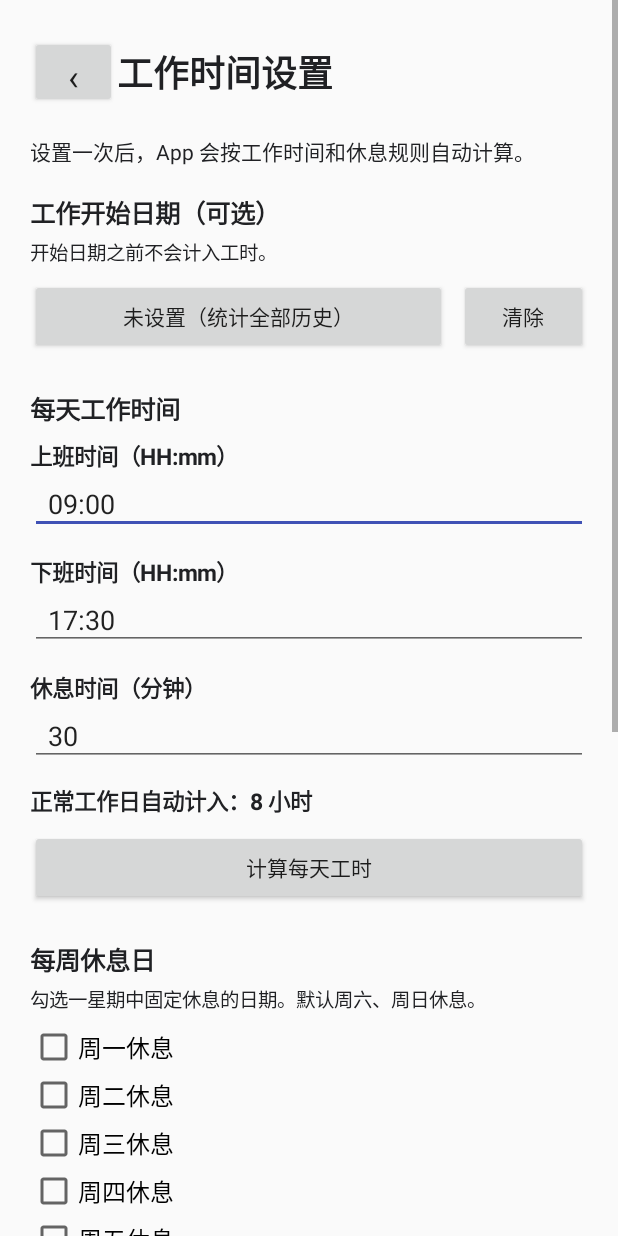
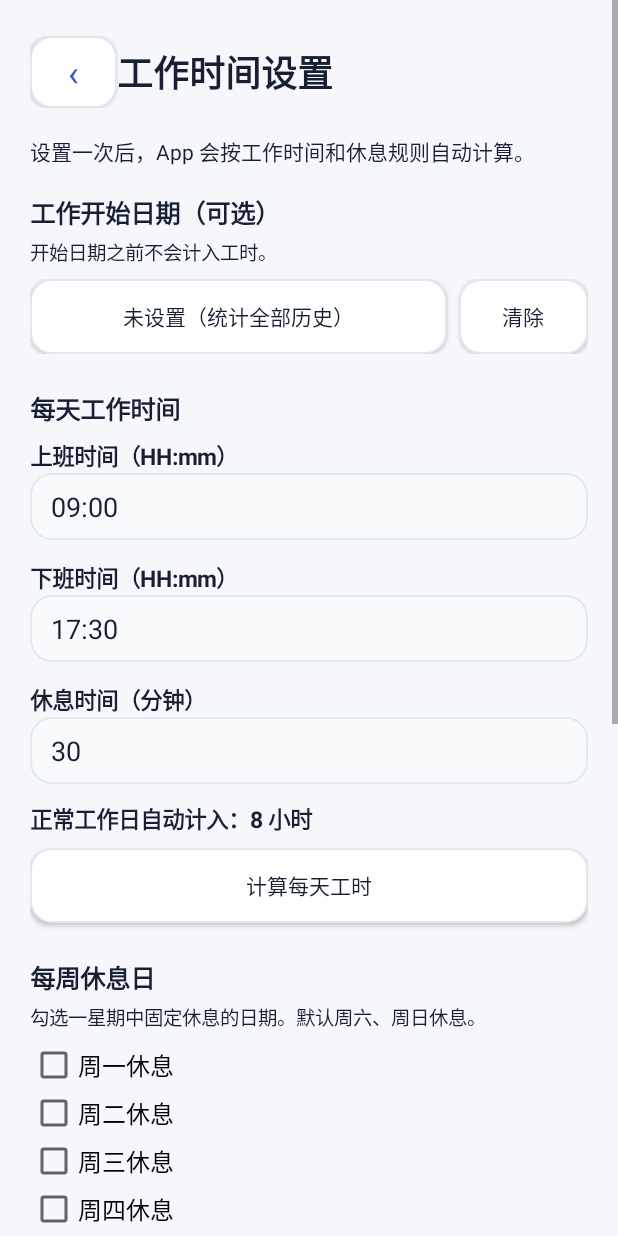
Before and after one commit to yagay/work, an Android app: the screen it shows after launch (SettingsActivity), after a tap on "设置", on a phone screen of 412 x 824 dp. Run offline under Robolectric (Android 15) with nearby library versions, the phone set to English and light mode, and no system bars.

Commit message:
Polish app UI

```diff
--- a/app/src/main/java/com/example/workhours/MainActivity.java
+++ b/app/src/main/java/com/example/workhours/MainActivity.java
@@ -95,12 +95,14 @@ public class MainActivity extends Activity {
         LinearLayout root = vertical();
         root.setPadding(dp(18), dp(22), dp(18), dp(28));
         scroll.addView(root);
+        UiStyle.page(scroll);
 
         LinearLayout top = horizontal();
         top.setGravity(Gravity.CENTER_VERTICAL);
         root.addView(top);
         top.addView(text("上班总时间", 26, true), new LinearLayout.LayoutParams(0, -2, 1f));
         Button settings = button("设置");
+        UiStyle.button(this, settings, true);
         settings.setOnClickListener(v -> startActivity(new Intent(this, SettingsActivity.class)));
         top.addView(settings, new LinearLayout.LayoutParams(dp(86), dp(48)));
 
@@ -170,7 +172,7 @@ public class MainActivity extends Activity {
         rangeStartButton = button(""); rangeStartButton.setOnClickListener(v -> showDatePicker(true)); row.addView(rangeStartButton, new LinearLayout.LayoutParams(0, dp(50), 1f));
         TextView to = text(" 至 ", 14, false); to.setGravity(Gravity.CENTER); row.addView(to, new LinearLayout.LayoutParams(dp(38), dp(50)));
         rangeEndButton = button(""); rangeEndButton.setOnClickListener(v -> showDatePicker(false)); row.addView(rangeEndButton, new LinearLayout.LayoutParams(0, dp(50), 1f));
-        Button calc = button("统计这段时间"); calc.setOnClickListener(v -> calculateRange()); LinearLayout.LayoutParams cp = new LinearLayout.LayoutParams(-1, dp(50)); cp.topMargin = dp(8); root.addView(calc, cp);
+        Button calc = button("统计这段时间"); UiStyle.button(this, calc, true); calc.setOnClickListener(v -> calculateRange()); LinearLayout.LayoutParams cp = new LinearLayout.LayoutParams(-1, dp(50)); cp.topMargin = dp(8); root.addView(calc, cp);
         LinearLayout c = card(); LinearLayout.LayoutParams p = new LinearLayout.LayoutParams(-1, -2); p.topMargin = dp(8); root.addView(c, p); rangeSummaryText = text("", 16, true); c.addView(rangeSummaryText); rangeDetailsContainer = vertical(); c.addView(rangeDetailsContainer);
     }
 
@@ -212,7 +214,7 @@ public class MainActivity extends Activity {
             boolean holiday=!before&&isBankHoliday(d), leave=!holiday&&!before&&isLeave(d), manualRest=!holiday&&!leave&&!before&&isManualRest(d), configured=!before&&isConfiguredWorkDay(d)&&!holiday, override=!holiday&&!leave&&!manualRest&&!before&&hasOverride(d), autoRest=!holiday&&!leave&&!manualRest&&!override&&!before&&!configured;
             float normal=(future||before)?0:getBaseHoursForDate(d,daily,configured), overtime=(future||before)?0:getOvertimeHours(d), total=normal+overtime;
             LinearLayout cell=vertical();cell.setGravity(Gravity.CENTER);cell.setPadding(dp(2),dp(6),dp(2),dp(5));
-            if(d.equals(today))cell.setBackgroundColor(0xFFE8F0FE);else if(leave)cell.setBackgroundColor(0xFFEAF2FF);else if(overtime>0)cell.setBackgroundColor(0xFFE8F5E9);else if(override)cell.setBackgroundColor(0xFFFFF4E5);else if(holiday)cell.setBackgroundColor(0xFFFFEBEE);else if(autoRest||manualRest||weekend)cell.setBackgroundColor(0xFFF1F3F4);
+            if(d.equals(today))cell.setBackground(UiStyle.roundRect(this,0xFFE8F0FE,12,0xFFB8C8FF,1));else if(leave)cell.setBackground(UiStyle.roundRect(this,0xFFFFF0F0,12,0xFFF2CACA,1));else if(overtime>0)cell.setBackground(UiStyle.roundRect(this,0xFFF1F8F3,12,0xFFCDE7D4,1));else if(override)cell.setBackground(UiStyle.roundRect(this,0xFFFFF7E8,12,0xFFF1D8A6,1));else if(holiday)cell.setBackground(UiStyle.roundRect(this,0xFFFFF2F4,12,0xFFF3CDD3,1));else if(autoRest||manualRest||weekend)cell.setBackground(UiStyle.roundRect(this,0xFFF4F6F9,12,0xFFE1E6EE,1));
             TextView dt=text(String.valueOf(day),14,d.equals(today));dt.setGravity(Gravity.CENTER);if(future||before)dt.setTextColor(0xFF9AA0A6);cell.addView(dt);
             String status=""; if(before)status="未开始";else if(!future){if(holiday)status="公共假日";else if(leave)status="请假";else if(manualRest||autoRest)status=overtime>0?"加班 "+shortHours(overtime):"休息";else if(total>0)status=shortHours(total)+(overtime>0?" 加班":"");}
             TextView st=text(status,10,leave||holiday||manualRest||override||autoRest||overtime>0);st.setGravity(Gravity.CENTER);cell.addView(st);
@@ -298,6 +300,6 @@ public class MainActivity extends Activity {
     private LocalDate easterSunday(int y){int a=y%19,b=y/100,c=y%100,d=b/4,e=b%4,f=(b+8)/25,g=(b-f+1)/3,h=(19*a+b-d-g+15)%30,i=c/4,k=c%4,l=(32+2*e+2*i-h-k)%7,m=(a+11*h+22*l)/451,mo=(h+l-7*m+114)/31,da=((h+l-7*m+114)%31)+1;return LocalDate.of(y,mo,da);}
     private String formatDurationHours(float h){int m=Math.round(h*60),hh=m/60,mm=m%60;if(mm==0)return hh+" 小时";if(hh==0)return mm+" 分钟";return hh+" 小时 "+mm+" 分钟";} private String shortHours(float h){int m=Math.round(h*60);return m%60==0?(m/60)+"h":String.format(Locale.US,"%.1fh",h);}
     private TextView statLineText(){TextView v=text("",15,true);v.setGravity(Gravity.START|Gravity.CENTER_VERTICAL);v.setSingleLine(true);v.setPadding(dp(4),dp(2),dp(4),dp(2));return v;}
-    private LinearLayout vertical(){LinearLayout l=new LinearLayout(this);l.setOrientation(LinearLayout.VERTICAL);return l;} private LinearLayout horizontal(){LinearLayout l=new LinearLayout(this);l.setOrientation(LinearLayout.HORIZONTAL);return l;} private LinearLayout card(){LinearLayout l=vertical();l.setPadding(dp(14),dp(12),dp(14),dp(12));l.setBackgroundColor(0xFFF8F9FA);return l;} private Button button(String s){Button b=new Button(this);b.setText(s);return b;} private TextView text(String s,int sp,boolean bold){TextView v=new TextView(this);v.setText(s);v.setTextSize(sp);v.setTextColor(0xFF202124);if(bold)v.setTypeface(Typeface.DEFAULT,Typeface.BOLD);return v;}
+    private LinearLayout vertical(){LinearLayout l=new LinearLayout(this);l.setOrientation(LinearLayout.VERTICAL);return l;} private LinearLayout horizontal(){LinearLayout l=new LinearLayout(this);l.setOrientation(LinearLayout.HORIZONTAL);return l;} private LinearLayout card(){LinearLayout l=vertical();l.setPadding(dp(16),dp(15),dp(16),dp(15));UiStyle.card(this,l);return l;} private Button button(String s){Button b=new Button(this);b.setText(s);UiStyle.button(this,b,false);return b;} private TextView text(String s,int sp,boolean bold){TextView v=new TextView(this);v.setText(s);v.setTextSize(sp);v.setTextColor(UiStyle.TEXT);if(bold)v.setTypeface(Typeface.DEFAULT,Typeface.BOLD);return v;}
     private GridLayout.LayoutParams gridParams(){GridLayout.LayoutParams p=new GridLayout.LayoutParams();p.width=0;p.height=dp(58);p.columnSpec=GridLayout.spec(GridLayout.UNDEFINED,1f);p.setMargins(dp(1),dp(1),dp(1),dp(1));return p;} private int dp(int v){return Math.round(v*getResources().getDisplayMetrics().density);}
 }
--- a/app/src/main/java/com/example/workhours/SettingsActivity.java
+++ b/app/src/main/java/com/example/workhours/SettingsActivity.java
@@ -74,6 +74,7 @@ public class SettingsActivity extends Activity {
         root.setOrientation(LinearLayout.VERTICAL);
         root.setPadding(dp(20), dp(24), dp(20), dp(28));
         scroll.addView(root);
+        UiStyle.page(scroll);
 
         LinearLayout top = new LinearLayout(this);
         top.setOrientation(LinearLayout.HORIZONTAL);
@@ -83,6 +84,7 @@ public class SettingsActivity extends Activity {
         Button back = new Button(this);
         back.setText("‹");
         back.setTextSize(24);
+        UiStyle.navButton(this, back);
         back.setOnClickListener(v -> finish());
         top.addView(back, new LinearLayout.LayoutParams(dp(58), dp(48)));
         TextView title = text("工作时间设置", 24, true);
@@ -102,9 +104,11 @@ public class SettingsActivity extends Activity {
         dateRow.setOrientation(LinearLayout.HORIZONTAL);
         root.addView(dateRow);
         workStartDateButton = new Button(this);
+        UiStyle.button(this, workStartDateButton, false);
         workStartDateButton.setOnClickListener(v -> chooseWorkStartDate());
         dateRow.addView(workStartDateButton, new LinearLayout.LayoutParams(0, dp(50), 1f));
         Button clearDate = new Button(this);
+        UiStyle.button(this, clearDate, false);
         clearDate.setText("清除");
         clearDate.setOnClickListener(v -> confirmClearWorkStartDate());
         LinearLayout.LayoutParams clearParams = new LinearLayout.LayoutParams(dp(86), dp(50));
@@ -132,6 +136,7 @@ public class SettingsActivity extends Activity {
         previewText.setPadding(0, dp(12), 0, dp(8));
         root.addView(previewText);
         Button preview = new Button(this);
+        UiStyle.button(this, preview, false);
         preview.setText("计算每天工时");
         preview.setOnClickListener(v -> updatePreview(true));
         root.addView(preview, new LinearLayout.LayoutParams(
@@ -161,6 +166,7 @@ public class SettingsActivity extends Activity {
         root.addView(monthlyRestInput);
 
         Button save = new Button(this);
+        UiStyle.button(this, save, true);
         save.setText("保存设置");
         save.setTextSize(16);
         LinearLayout.LayoutParams saveParams = new LinearLayout.LayoutParams(
@@ -177,12 +183,14 @@ public class SettingsActivity extends Activity {
         root.addView(backupInfo);
 
         Button export = new Button(this);
+        UiStyle.button(this, export, false);
         export.setText("导出全部数据");
         export.setOnClickListener(v -> exportBackup());
         root.addView(export, new LinearLayout.LayoutParams(
                 LinearLayout.LayoutParams.MATCH_PARENT, dp(52)));
 
         Button importButton = new Button(this);
+        UiStyle.button(this, importButton, false);
         importButton.setText("导入 / 恢复数据");
         LinearLayout.LayoutParams importParams = new LinearLayout.LayoutParams(
                 LinearLayout.LayoutParams.MATCH_PARENT, dp(52));
@@ -405,7 +413,7 @@ public class SettingsActivity extends Activity {
         view.setInputType(type);
         view.setTextSize(18);
         view.setHint(hint);
-        view.setPadding(dp(12), dp(8), dp(12), dp(8));
+        UiStyle.input(this, view);
         return view;
     }
 
@@ -570,7 +578,7 @@ public class SettingsActivity extends Activity {
         TextView view = new TextView(this);
         view.setText(value);
         view.setTextSize(sp);
-        view.setTextColor(0xFF202124);
+        view.setTextColor(UiStyle.TEXT);
         if (bold) view.setTypeface(Typeface.DEFAULT, Typeface.BOLD);
         return view;
     }
```
Also changed, not shown: app/src/main/java/com/example/workhours/WageActivity.java (+8 -5 lines).
